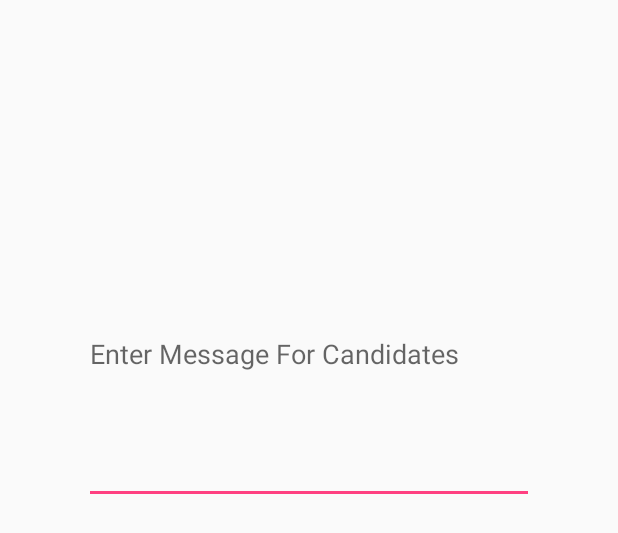
After one commit to DevHub-appDevelopment/CeleganceApp, an Android app: the layout send_message.xml on its own in the app's theme, with its tools: preview values and no code run, on a phone screen of 412 x 824 dp. The commit adds this screen. Shown: the top 533 px of the screen. Run offline under Robolectric (Android 15) with nearby library versions, the phone set to English and light mode, and no system bars.

Commit message:
Sent message added

```diff
--- /dev/null
+++ b/app/src/main/res/layout/send_message.xml
@@ -0,0 +1,16 @@
+<?xml version="1.0" encoding="utf-8"?>
+<RelativeLayout xmlns:android="http://schemas.android.com/apk/res/android"
+    android:layout_width="match_parent" android:layout_height="match_parent">
+
+    <EditText
+        android:id="@+id/enterMessage"
+        android:layout_width="300dp"
+        android:layout_height="200dp"
+        android:layout_alignParentTop="true"
+        android:layout_centerHorizontal="true"
+        android:layout_marginTop="136dp"
+        android:ems="10"
+        android:hint="@string/messageHint"
+        android:inputType="textMultiLine"
+        android:labelFor="@+id/enterMessage" />
+</RelativeLayout>
--- a/app/src/main/res/values/strings.xml
+++ b/app/src/main/res/values/strings.xml
@@ -10,6 +10,7 @@
     <string name="toolbarText">0 item selected</string>
     <string name="addMember">ADD</string>
     <string name="disqualify">DisQualify</string>
+    <string name="messageHint">Enter Message For Candidates</string>
 
     <string-array name="Events">
         <item>Event 1</item>
```
Also changed, not shown: app/src/main/AndroidManifest.xml (+10 -9 lines), app/src/main/java/com/example/sujit/celeganceapp/ContestantData/Participant.java (+36 -1 lines), app/src/main/java/com/example/sujit/celeganceapp/ContestantData/SendMessageDialouge.java (added, +129 -0 lines), app/src/main/res/drawable/ic_send_black_24dp.xml (added, +9 -0 lines), app/src/main/res/menu/menu_layout.xml (+16 -10 lines).
